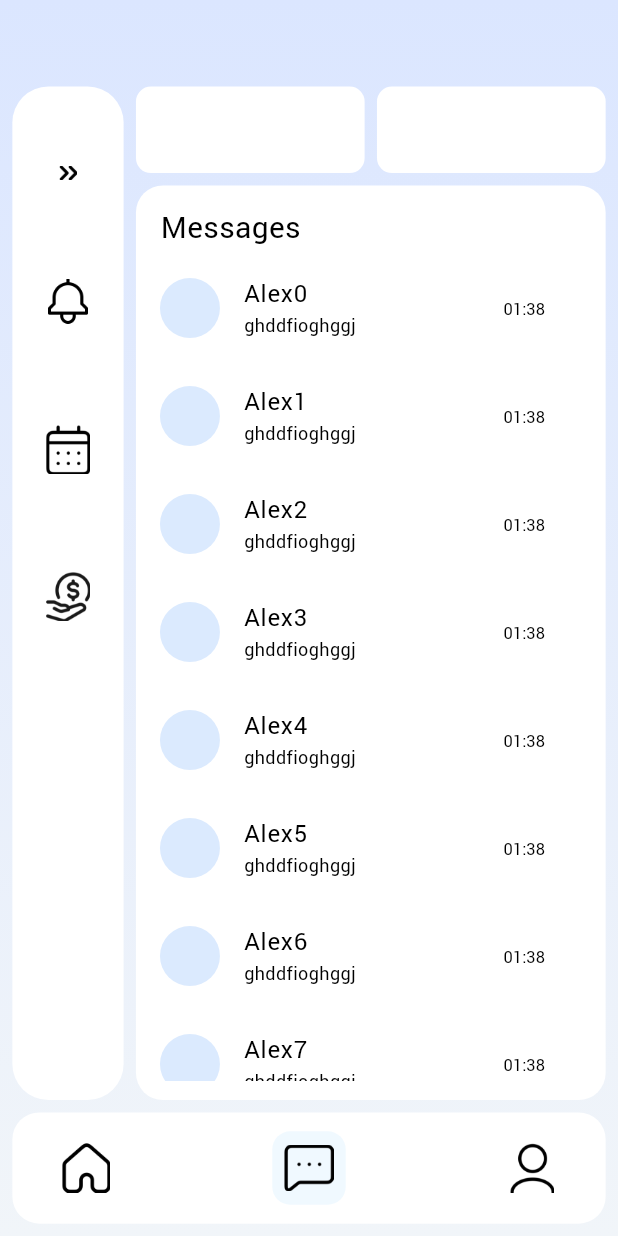
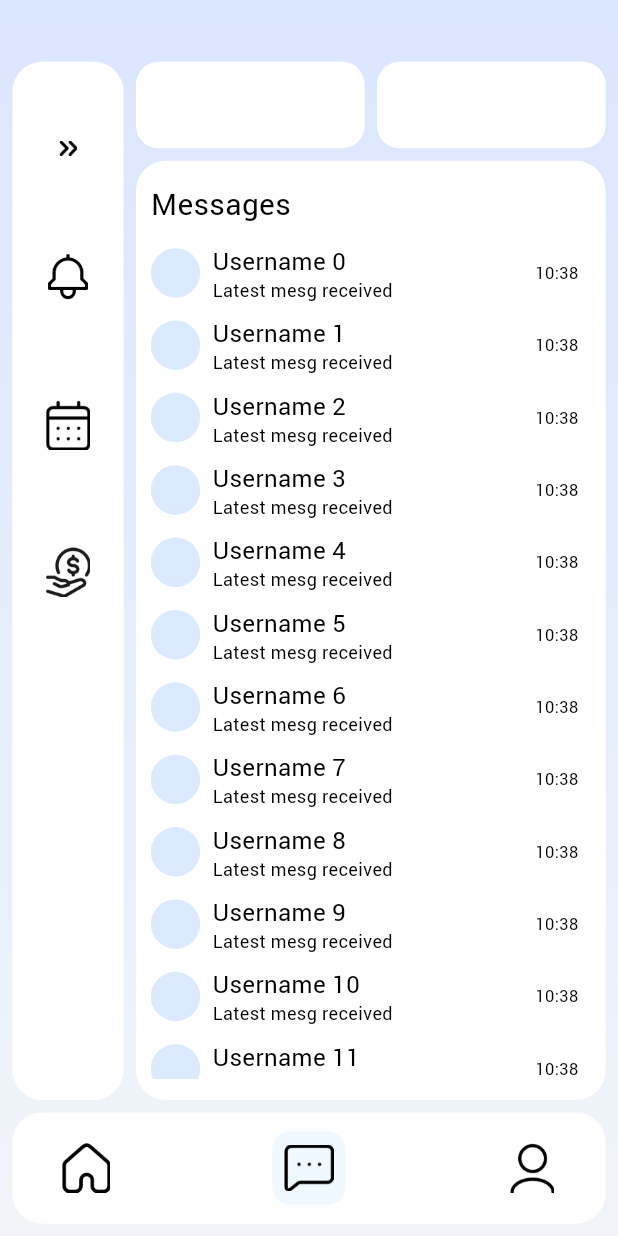
Before and after one commit to AjayJasperJ/payroll-app, a Flutter app: the NavigationScreen screen opened directly, item 2 of the bottom bar chosen, on a phone screen of 412 x 824 dp. Run offline on Flutter 3.47's test engine with Material 3 defaults, Android fonts, the phone set to English and light mode, and no system bars; our stand-ins replace get; missing offline and left inert: window_size.

Commit message:
ui improvements

```diff
--- a/lib/app.dart
+++ b/lib/app.dart
@@ -42,12 +42,3 @@ ThemeData payroll_dark() {
 
 late double height_main;
 late double width_main;
-
-late double height_sidebar;
-late double width_sidebar;
-
-late double height_bottom;
-late double width_bottom;
-
-late double height_generate;
-late double width_generate;
--- a/lib/features/Navigation/home/home_screen.dart
+++ b/lib/features/Navigation/home/home_screen.dart
@@ -15,10 +15,10 @@ class _HomeScreenState extends State<HomeScreen> {
     return Column(
       crossAxisAlignment: CrossAxisAlignment.center,
       mainAxisAlignment: MainAxisAlignment.spaceBetween,
+
       children: [
         Container(
           height: height_main * .37,
-          width: width_main * .9,
           decoration: BoxDecoration(
             borderRadius: BorderRadius.circular(15),
             color: AppColors.container,
@@ -26,7 +26,6 @@ class _HomeScreenState extends State<HomeScreen> {
         ),
         Container(
           height: height_main * .37,
-          width: width_main * .9,
           decoration: BoxDecoration(
             borderRadius: BorderRadius.circular(15),
             color: AppColors.container,
@@ -34,7 +33,6 @@ class _HomeScreenState extends State<HomeScreen> {
         ),
         Container(
           height: height_main * .18,
-          width: width_main * .9,
           decoration: BoxDecoration(
             borderRadius: BorderRadius.circular(15),
             color: AppColors.container,
--- a/lib/features/Navigation/message/message_screen.dart
+++ b/lib/features/Navigation/message/message_screen.dart
@@ -17,35 +17,13 @@ class _MessageScreenState extends State<MessageScreen> {
       crossAxisAlignment: CrossAxisAlignment.start,
       mainAxisAlignment: MainAxisAlignment.spaceEvenly,
       children: [
-        Padding(
-          padding: EdgeInsets.only(left: width_main * .05),
-          child: Txt(
-            'Messages',
-            font: Font.regular,
-            size: displaysize.height * .024,
-          ),
-        ),
+        Txt('Messages', font: Font.regular, size: displaysize.height * .024),
         Container(
-          width: width_main * .9,
           height: height_main * .88,
           child: ListView.builder(
             itemCount: 20,
             itemBuilder: (BuildContext context, int index) {
-              return ListTile(
-                leading: CircleAvatar(),
-                title: Txt("Alex$index"),
-                subtitle: Txt(
-                  "ghddfioghggj",
-                  size: AppSizes.bodySmall(context),
-                ),
-                trailing: Txt(
-                  '01:38',
-                  align: TextAlign.end,
-                  size: AppSizes.bodySmall(context) - 1,
-                  height: 0,
-                  space: 0,
-                ),
-              );
+              return CListView(index: index);
             },
           ),
         ),
@@ -53,3 +31,42 @@ class _MessageScreenState extends State<MessageScreen> {
     );
   }
 }
+
+class CListView extends StatelessWidget {
+  final int index;
+
+  const CListView({super.key, required this.index});
+
+  @override
+  Widget build(BuildContext context) {
+    return Column(
+      children: [
+        SizedBox(height: displaysize.height * .01),
+        Row(
+          mainAxisAlignment: MainAxisAlignment.spaceBetween,
+          children: [
+            Row(
+              children: [
+                CircleAvatar(radius: displaysize.height * .02),
+                SizedBox(width: displaysize.height * .01),
+                Column(
+                  crossAxisAlignment: CrossAxisAlignment.start,
+                  children: [
+                    Txt("Username $index", size: AppSizes.titleMedium(context)),
+                    Txt("Latest mesg received", size: AppSizes.labelMedium(context)),
+                  ],
+                ),
+              ],
+            ),
+            Row(
+              children: [
+                Txt('10:38', size: AppSizes.labelSmall(context)),
+                SizedBox(width: displaysize.height * .01),
+              ],
+            ),
+          ],
+        ),
+      ],
+    );
+  }
+}
--- a/lib/features/Navigation/navigation_screen.dart
+++ b/lib/features/Navigation/navigation_screen.dart
@@ -6,7 +6,6 @@ import 'package:payroll_hr/features/Navigation/home/home_screen.dart';
 import 'package:payroll_hr/features/Navigation/message/message_screen.dart';
 import 'package:payroll_hr/features/Navigation/navigation_widget.dart';
 import 'package:payroll_hr/features/Navigation/profile/profile_screen.dart';
-import 'package:payroll_hr/features/Navigation/profile/settings/settings_screen.dart';
 
 class NavigationScreen extends StatefulWidget {
   const NavigationScreen({super.key});
@@ -69,10 +68,13 @@ class _NavigationScreenState extends State<NavigationScreen> with SingleTickerPr
   final pages = [HomeScreen(), MessageScreen(), ProfileScreen()];
   @override
   Widget build(BuildContext context) {
-    final notificationbar_height = displaysize.height * .06;
+    final notificationbar_height = displaysize.height * .04;
     return Scaffold(
       body: Container(
-        decoration: BoxDecoration(gradient: AppColors.gradentbackground),
+        decoration: BoxDecoration(
+          // color: AppColors.primary,
+          gradient: AppColors.gradentbackground,
+        ),
         child: LayoutBuilder(
           builder: (context, constraints) {
             height_main = constraints.maxHeight * .82 - notificationbar_height;
@@ -85,20 +87,10 @@ class _NavigationScreenState extends State<NavigationScreen> with SingleTickerPr
                     Row(
                       children: [
                         ConstrainedBox(
+                          /* Sidebar */
                           constraints: BoxConstraints(
-                            minHeight: constraints.maxHeight * .02,
+                            minHeight: constraints.maxHeight * .9 - notificationbar_height,
                             minWidth: constraints.maxWidth * .2,
-                          ),
-                          child: Container(
-                            margin: EdgeInsets.only(
-                              left: constraints.maxHeight * .01,
-                              bottom: constraints.maxHeight * .01,
-                              top: constraints.maxHeight * .01,
-                            ),
-                            decoration: BoxDecoration(
-                              borderRadius: BorderRadius.circular(10),
-                              color: Colors.white,
-                            ),
                           ),
                         ),
                         Column(
@@ -106,23 +98,7 @@ class _NavigationScreenState extends State<NavigationScreen> with SingleTickerPr
                             Row(
                               children: [
                                 ConstrainedBox(
-                                  constraints: BoxConstraints(
-                                    minHeight: constraints.maxHeight * .08,
-                                    minWidth: constraints.maxWidth * .4,
-                                  ),
-                                  child: Container(
-                                    margin: EdgeInsets.only(
-                                      left: constraints.maxHeight * .01,
-                                      right: constraints.maxHeight * .005,
-                                      top: constraints.maxHeight * .01,
-                                    ),
-                                    decoration: BoxDecoration(
-                                      borderRadius: BorderRadius.circular(10),
-                                      color: Colors.white,
-                                    ),
-                                  ),
-                                ),
-                                ConstrainedBox(
+                                  /* Generate Button */
                                   constraints: BoxConstraints(
                                     minHeight: constraints.maxHeight * .08,
                                     minWidth: constraints.maxWidth * .4,
@@ -130,11 +106,29 @@ class _NavigationScreenState extends State<NavigationScreen> with SingleTickerPr
                                   child: Container(
                                     margin: EdgeInsets.only(
                                       top: constraints.maxHeight * .01,
-                                      left: constraints.maxHeight * .005,
-                                      right: constraints.maxHeight * .01,
+                                      left: constraints.maxHeight * .01,
+                                      right: constraints.maxHeight * .005,
                                     ),
                                     decoration: BoxDecoration(
-                                      borderRadius: BorderRadius.circular(10),
+                                      borderRadius: BorderRadius.circular(15),
+                                      color: Colors.white,
+                                    ),
+                                  ),
+                                ),
+                                ConstrainedBox(
+                                  /* Profile Button */
+                                  constraints: BoxConstraints(
+                                    minHeight: constraints.maxHeight * .08,
+                                    minWidth: constraints.maxWidth * .4,
+                                  ),
+                                  child: Container(
+                                    margin: EdgeInsets.only(
+                                      top: constraints.maxHeight * .01,
+                                      right: constraints.maxHeight * .01,
+                                      left: constraints.maxHeight * .005,
+                                    ),
+                                    decoration: BoxDecoration(
+                                      borderRadius: BorderRadius.circular(15),
                                       color: Colors.white,
                                     ),
                                   ),
@@ -142,17 +136,24 @@ class _NavigationScreenState extends State<NavigationScreen> with SingleTickerPr
                               ],
                             ),
                             ConstrainedBox(
+                              /* Main Container UI */
                               constraints: BoxConstraints(
                                 minWidth: constraints.maxWidth * .8,
                                 minHeight: constraints.maxHeight * .82 - notificationbar_height,
                               ),
                               child: Container(
-                                margin: EdgeInsets.all(constraints.maxHeight * .01),
+                                height: height_main - constraints.maxHeight * .02,
+                                width: width_main - constraints.maxHeight * .02,
                                 padding: EdgeInsets.symmetric(
+                                  horizontal: width_main * .030,
+                                  vertical: height_main * .015,
+                                ),
+                                margin: EdgeInsets.symmetric(
+                                  horizontal: constraints.maxHeight * .01,
                                   vertical: constraints.maxHeight * .01,
                                 ),
                                 decoration: BoxDecoration(
-                                  borderRadius: BorderRadius.circular(18),
+                                  borderRadius: BorderRadius.circular(20),
                                   color: Colors.white,
                                 ),
                                 child: pages[current_index],
@@ -172,7 +173,7 @@ class _NavigationScreenState extends State<NavigationScreen> with SingleTickerPr
                         ),
                         padding: EdgeInsets.symmetric(horizontal: constraints.maxWidth * .05),
                         decoration: BoxDecoration(
-                          borderRadius: BorderRadius.circular(18),
+                          borderRadius: BorderRadius.circular(20),
                           color: Colors.white,
                         ),
                         child: Row(
@@ -220,13 +221,15 @@ class _NavigationScreenState extends State<NavigationScreen> with SingleTickerPr
                   ),
                 // Sidebar itself
                 ConstrainedBox(
+                  /* Sidebar */
                   constraints: BoxConstraints(
-                    minHeight: constraints.maxHeight * .8 - notificationbar_height,
-                    minWidth: constraints.maxWidth * .18,
+                    minHeight: constraints.maxHeight * .9 - notificationbar_height,
+                    minWidth: constraints.maxWidth * .2,
                   ),
+
                   child: NavigationSidebar(
                     width: _sidebarWidthAnim.value,
-                    height: constraints.maxHeight * .88 - notificationbar_height,
+                    height: constraints.maxHeight * .9 - notificationbar_height,
                     notificationbarHeight: notificationbar_height,
                     onToggle: _toggleSidebar,
                     onIndex: update_index,
--- a/lib/features/Navigation/navigation_widget.dart
+++ b/lib/features/Navigation/navigation_widget.dart
@@ -51,10 +51,10 @@ class NavigationSidebar extends StatelessWidget {
         }
         return Material(
           color: Colors.transparent,
-          borderRadius: BorderRadius.circular(24),
+          borderRadius: BorderRadius.circular(15),
           elevation: 0,
           child: Container(
-            height: constraintsh * .88 - notificationbar_height,
+            height: height - constraintsh * .02,
             width: width,
             margin: EdgeInsets.only(
               left: constraintsh * .01,
@@ -62,7 +62,7 @@ class NavigationSidebar extends StatelessWidget {
               top: notificationbar_height + constraintsh * .01,
             ),
             decoration: BoxDecoration(
-              borderRadius: BorderRadius.circular(24),
+              borderRadius: BorderRadius.circular(20),
               color: Colors.white,
               boxShadow: shadow > 0
                   ? [
@@ -92,7 +92,7 @@ class NavigationSidebar extends StatelessWidget {
                                     height: displaysize.height * .04,
                                     child: InkWell(
                                       onTap: onToggle,
-                                      borderRadius: BorderRadius.circular(16),
+                                      borderRadius: BorderRadius.circular(15),
                                       child: Center(
                                         child: Image.asset(
                                           Appicons.rightArrowDouble,
--- a/lib/features/Navigation/profile/profile_screen.dart
+++ b/lib/features/Navigation/profile/profile_screen.dart
@@ -1,6 +1,5 @@
 import 'package:flutter/material.dart';
 import 'package:payroll_hr/app.dart';
-import 'package:payroll_hr/core/constants/colors.dart';
 import 'package:payroll_hr/core/constants/images.dart';
 import 'package:payroll_hr/core/constants/sizes.dart';
 import 'package:payroll_hr/widgets/txtfield_widget.dart';
@@ -27,7 +26,6 @@ class _ProfileScreenState extends State<ProfileScreen> {
       children: [
         Container(
           height: height_main * .25,
-          width: width_main * .9,
           decoration: BoxDecoration(
             borderRadius: BorderRadius.circular(15),
             color: Theme.of(context).colorScheme.primaryContainer,
@@ -42,10 +40,30 @@ class _ProfileScreenState extends State<ProfileScreen> {
                 child: Column(
                   crossAxisAlignment: CrossAxisAlignment.start,
                   children: [
-                    Txt('Name : JordanX', size: height_main * .025, font: Font.light),
-                    Txt('Emp.ID : XXX', size: height_main * .025, font: Font.light),
-                    Txt('Email : jorxxx@gm.com', size: height_main * .025, font: Font.light),
-                    Txt('Profile : Developer', size: height_main * .025, font: Font.light),
+                    Txt(
+                      'Name : JordanX',
+                      size: AppSizes.titleMedium(context),
+                      font: Font.light,
+                      max: 1,
+                    ),
+                    Txt(
+                      'Emp.ID : XXX',
+                      size: AppSizes.titleMedium(context),
+                      font: Font.light,
+                      max: 1,
+                    ),
+                    Txt(
+                      'Email : jorxxx@gm.com',
+                      size: AppSizes.titleMedium(context),
+                      font: Font.light,
+                      max: 1,
+                    ),
+                    Txt(
+                      'Profile : Developer',
+                      size: AppSizes.titleMedium(context),
+                      font: Font.light,
+                      max: 1,
+                    ),
                   ],
                 ),
               ),
@@ -62,7 +80,6 @@ class _ProfileScreenState extends State<ProfileScreen> {
             final field = profile_fielddata[index];
             return Container(
               height: height_main * .1,
-              width: width_main * .9,
               margin: EdgeInsets.only(top: height_main * .01),
               decoration: BoxDecoration(
                 borderRadius: BorderRadius.circular(15),
@@ -72,7 +89,7 @@ class _ProfileScreenState extends State<ProfileScreen> {
               child: Row(
                 mainAxisAlignment: MainAxisAlignment.spaceBetween,
                 children: [
-                  Txt(field['title']!, size: AppSizes.titleLarge(context) - 2),
+                  Txt(field['title']!, size: AppSizes.titleMedium(context)),
                   txtfieldicon(context, Appicons.right_arrow, color: Colors.black),
                 ],
               ),
--- a/lib/main.dart
+++ b/lib/main.dart
@@ -1,7 +1,6 @@
 import 'package:flutter/material.dart';
 import 'package:payroll_hr/app.dart';
 import 'package:payroll_hr/features/Auth/auth_screen.dart';
-import 'package:payroll_hr/features/Navigation/navigation_screen.dart';
 import 'package:window_size/window_size.dart';
 import 'dart:io';
 
@@ -11,6 +10,7 @@ void main() async {
   if (Platform.isWindows || Platform.isLinux || Platform.isMacOS) {
     setWindowTitle('Payroll HR');
     setWindowMinSize(const Size(400, 850));
+
     setWindowMaxSize(const Size(400, 850));
   }
 
```
